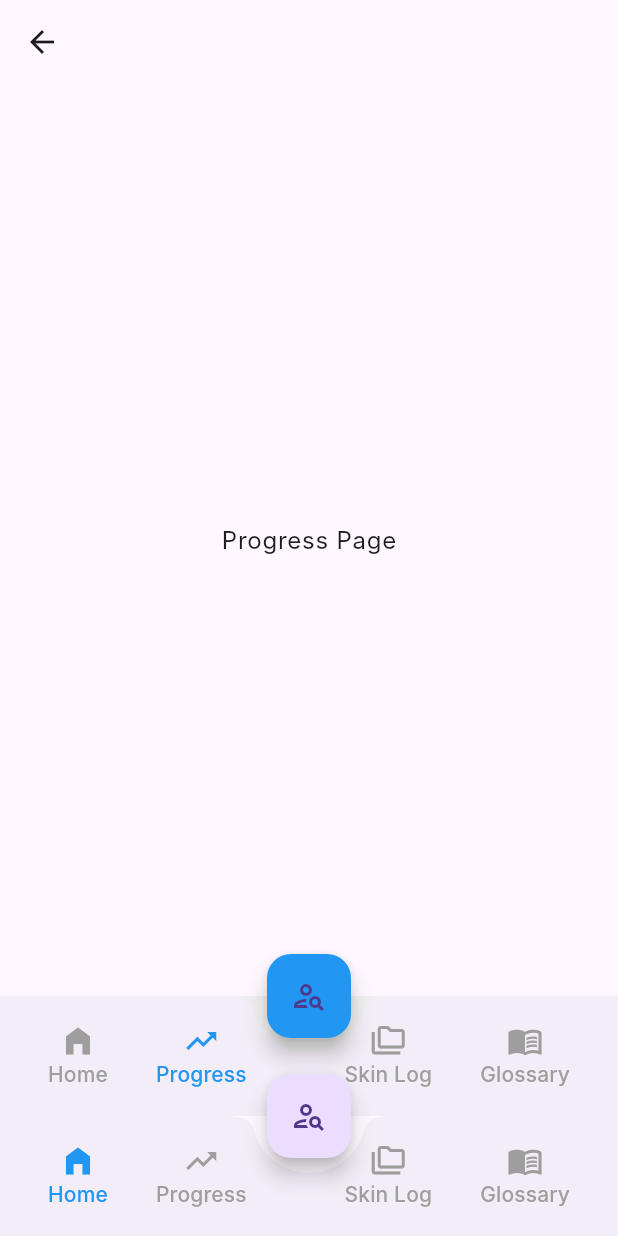
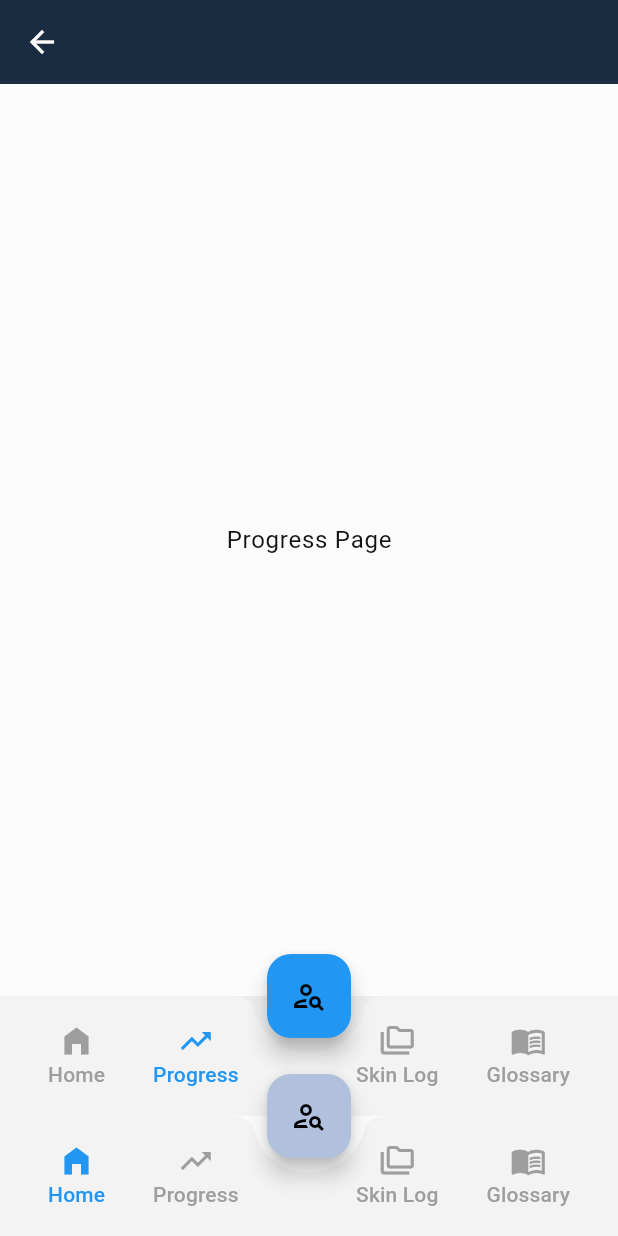
Before and after one commit to Benny-Gich/forever_beautiful, a Flutter app: the BottomNavBar screen opened directly, after a tap on "Progress", on a phone screen of 412 x 824 dp. Run offline on Flutter 3.47's test engine with Material 3 defaults, Android fonts, the light colour scheme and no system bars; Roboto replaces fonts that are missing (Inter).

Commit message:
Third Repo

```diff
--- a/lib/main.dart
+++ b/lib/main.dart
@@ -1,5 +1,6 @@
 import 'package:flutter/material.dart';
 import 'package:forever_beautiful/presentation/pages/homepage.dart';
+import 'package:forever_beautiful/presentation/theme/theme.dart';
 
 void main() {
   runApp(const MyApp());
@@ -13,7 +14,8 @@ class MyApp extends StatelessWidget {
   Widget build(BuildContext context) {
     return MaterialApp(
       title: 'Forever Beautiful',
-      theme: ThemeData(primarySwatch: Colors.blue, fontFamily: 'Inter'),
+      theme: AppTheme().theme,
+      darkTheme: DarkAppTheme().theme,
       home: Homepage(),
       debugShowCheckedModeBanner: false,
     );
--- a/lib/presentation/pages/homepage.dart
+++ b/lib/presentation/pages/homepage.dart
@@ -1,10 +1,9 @@
 import 'package:flutter/material.dart';
-import 'package:forever_beautiful/common/product.dart';
 import 'package:forever_beautiful/presentation/pages/dummy_pages/glossary.dart';
 import 'package:forever_beautiful/presentation/pages/dummy_pages/progress.dart';
 import 'package:forever_beautiful/presentation/pages/dummy_pages/scanner.dart';
 import 'package:forever_beautiful/presentation/pages/dummy_pages/skin_log.dart';
-import 'package:forever_beautiful/presentation/widgets/mycard.dart';
+import 'package:forever_beautiful/presentation/widget/top_safe_area.dart';
 
 class Homepage extends StatefulWidget {
   const Homepage({super.key});
@@ -25,138 +24,14 @@ class _HomepageState extends State<Homepage> {
   }
 
   Widget _buildHomeContent() {
-    return SafeArea(
-      child: SingleChildScrollView(
-        padding: const EdgeInsets.all(10.0),
-        child: Column(
-          crossAxisAlignment: CrossAxisAlignment.start,
-          children: [
-            ListTile(
-              leading: CircleAvatar(
-                radius: 30,
-                child: ClipRRect(
-                  borderRadius: BorderRadius.circular(30),
-                  child: Image.asset('assets/pexels-jenyzest-1799464.jpg'),
-                ),
-              ),
-              title: const Text(
-                'Good morning, Gich 👋',
-                style: TextStyle(fontSize: 20, fontWeight: FontWeight.w600),
-              ),
-              subtitle: const Text(
-                'Discover your personalized solutions!',
-                style: TextStyle(fontSize: 13, color: Colors.grey),
-              ),
-            ),
-            const SizedBox(height: 10),
-            Row(
-              mainAxisAlignment: MainAxisAlignment.spaceBetween,
-              children: [
-                Container(
-                  decoration: BoxDecoration(
-                    color: Colors.white,
-                    borderRadius: BorderRadius.circular(12),
-                  ),
-                  width: 230,
-                  height: 50,
-                  child: const TextField(
-                    decoration: InputDecoration(
-                      prefixIcon: Icon(Icons.search),
-                      label: Text(
-                        'Search...',
-                        style: TextStyle(color: Colors.grey),
-                      ),
-                      border: InputBorder.none,
-                    ),
-                  ),
-                ),
-                Row(
-                  children: [
-                    Container(
-                      height: 50,
-                      width: 50,
-                      decoration: BoxDecoration(
-                        borderRadius: BorderRadius.circular(12),
-                        color: Colors.white,
-                      ),
-                      child: const Padding(
-                        padding: EdgeInsets.all(5.0),
-                        child: Icon(
-                          Icons.notifications_active_outlined,
-                          size: 20,
-                        ),
-                      ),
-                    ),
-                    const SizedBox(width: 15),
-                    Container(
-                      height: 50,
-                      width: 50,
-                      decoration: BoxDecoration(
-                        borderRadius: BorderRadius.circular(12),
-                        color: Colors.white,
-                      ),
-                      child: const Padding(
-                        padding: EdgeInsets.all(5.0),
-                        child: Icon(Icons.settings_outlined, size: 20),
-                      ),
-                    ),
-                  ],
-                ),
-              ],
-            ),
-            const SizedBox(height: 20),
-            GridView.count(
-              shrinkWrap: true,
-              crossAxisCount: 2,
-              childAspectRatio: 0.6,
-              crossAxisSpacing: 20,
-              mainAxisSpacing: 20,
-              physics: const NeverScrollableScrollPhysics(),
-              children: [
-                MyCard(
-                  product: Product(
-                    imagePath: 'assets/pexels-alipazani-2681751.jpg',
-                    title: 'Makeup',
-                    description: 'Your Personal Makeup Guidance',
-                  ),
-                ),
-                MyCard(
-                  product: Product(
-                    imagePath: 'assets/pexels-aog-pixels-263452684-12698450.jpg',
-                    title: 'Home Remedies',
-                    description: 'Your Personal Skincare Guidance',
-                  ),
-                ),
-                MyCard(
-                  product: Product(
-                    imagePath: 'assets/pexels-arshamhaghani-3387577.jpg',
-                    title: 'Products',
-                    description: 'Your Personal Skincare Guidance',
-                  ),
-                ),
-                MyCard(
-                  product: Product(
-                    imagePath: 'assets/pexels-photo-2787341.webp',
-                    title: 'Anti-Aging',
-                    description: 'Your Personal Skincare Guidance',
-                  ),
-                ),
-              ],
-            ),
-          ],
-        ),
-      ),
-    );
+    return TopSafeArea();
   }
 
   @override
   Widget build(BuildContext context) {
     return Scaffold(
       backgroundColor: Colors.grey[200],
-      body: PageStorage(
-        bucket: bucket,
-        child: currentScreen,
-      ),
+      body: PageStorage(bucket: bucket, child: currentScreen),
       floatingActionButton: FloatingActionButton(
         backgroundColor: Colors.blue,
         onPressed: () {
--- a/lib/presentation/theme/theme.dart
+++ b/lib/presentation/theme/theme.dart
@@ -139,3 +139,8 @@ class DarkAppTheme extends AppTheme {
     surfaceTint: Color(0xFF60748A),
   );
 }
+
+extension ThemeX on BuildContext {
+  ColorScheme get colorScheme=> Theme.of(this).colorScheme ;
+  TextTheme get textTheme => Theme.of(this).textTheme;
+}
--- /dev/null
+++ b/lib/presentation/widget/top_safe_area.dart
@@ -0,0 +1,135 @@
+import 'package:flutter/material.dart';
+import 'package:forever_beautiful/presentation/theme/theme.dart';
+
+import '../../common/product.dart';
+import '../widgets/mycard.dart';
+
+class TopSafeArea extends StatelessWidget {
+  const TopSafeArea({super.key});
+
+  @override
+  Widget build(BuildContext context) {
+    return  SafeArea(
+      child: SingleChildScrollView(
+        padding: const EdgeInsets.all(10.0),
+        child: Column(
+          crossAxisAlignment: CrossAxisAlignment.start,
+          children: [
+            ListTile(
+              leading: CircleAvatar(
+                radius: 30,
+                backgroundImage: AssetImage(
+                  'assets/pexels-jenyzest-1799464.jpg',
+                ),
+              ),
+              title: Text(
+                'Good morning, Gich 👋',
+                style: context.textTheme.titleLarge,
+              ),
+              subtitle: Text(
+                'Discover your personalized solutions!',
+                style: context.textTheme.bodyMedium,
+              ),
+            ),
+            const SizedBox(height: 10),
+            Row(
+              mainAxisAlignment: MainAxisAlignment.spaceBetween,
+              children: [
+                Container(
+                  decoration: BoxDecoration(
+                    color: Colors.white,
+                    borderRadius: BorderRadius.circular(12),
+                  ),
+                  width: 230,
+                  height: 50,
+                  child: const TextField(
+                    decoration: InputDecoration(
+                      prefixIcon: Icon(Icons.search),
+                      label: Text(
+                        'Search...',
+                        style: TextStyle(color: Colors.grey),
+                      ),
+                      border: InputBorder.none,
+                    ),
+                  ),
+                ),
+                Row(
+                  children: [
+                    Container(
+                      height: 50,
+                      width: 50,
+                      decoration: BoxDecoration(
+                        borderRadius: BorderRadius.circular(12),
+                        color: Colors.white,
+                      ),
+                      child: const Padding(
+                        padding: EdgeInsets.all(5.0),
+                        child: Icon(
+                          Icons.notifications_active_outlined,
+                          size: 20,
+                        ),
+                      ),
+                    ),
+                    const SizedBox(width: 15),
+                    Container(
+                      height: 50,
+                      width: 50,
+                      decoration: BoxDecoration(
+                        borderRadius: BorderRadius.circular(12),
+                        color: Colors.white,
+                      ),
+                      child: const Padding(
+                        padding: EdgeInsets.all(5.0),
+                        child: Icon(Icons.settings_outlined, size: 20),
+                      ),
+                    ),
+                  ],
+                ),
+              ],
+            ),
+            const SizedBox(height: 20),
+            GridView.count(
+              shrinkWrap: true,
+              crossAxisCount: 2,
+              childAspectRatio: 163.5 / 249,
+              crossAxisSpacing: 20,
+              mainAxisSpacing: 20,
+              physics: const NeverScrollableScrollPhysics(),
+              children: [
+                MyCard(
+                  product: Product(
+                    imagePath: 'assets/pexels-alipazani-2681751.jpg',
+                    title: 'Makeup',
+                    description: 'Your Personal Makeup Guidance',
+                  ),
+                ),
+                MyCard(
+                  product: Product(
+                    imagePath:
+                    'assets/pexels-aog-pixels-263452684-12698450.jpg',
+                    title: 'Home Remedies',
+                    description: 'Your Personal Skincare Guidance',
+                  ),
+                ),
+                MyCard(
+                  product: Product(
+                    imagePath: 'assets/pexels-arshamhaghani-3387577.jpg',
+                    title: 'Products',
+                    description: 'Your Personal Skincare Guidance',
+                  ),
+                ),
+                MyCard(
+                  product: Product(
+                    imagePath: 'assets/pexels-photo-2787341.webp',
+                    title: 'Anti-Aging',
+                    description: 'Your Personal Skincare Guidance',
+                  ),
+                ),
+              ],
+            ),
+          ],
+        ),
+      ),
+    );
+  }
+}
--- a/lib/presentation/widgets/mycard.dart
+++ b/lib/presentation/widgets/mycard.dart
@@ -10,40 +10,56 @@ class MyCard extends StatelessWidget {
   @override
   Widget build(BuildContext context) {
     return Container(
-      height: 250,
-      width: 150,
+      //height: 250,
+      //width: 150,
       decoration: BoxDecoration(
         color: Colors.white,
         borderRadius: BorderRadius.only(
-          topLeft: Radius.circular(12),
-          topRight: Radius.circular(12),
-          bottomRight: Radius.circular(12),
+          topLeft: Radius.circular(16),
+          topRight: Radius.circular(16),
+          bottomRight: Radius.circular(16),
         ),
       ),
       child: Column(
-        crossAxisAlignment: CrossAxisAlignment.start,
+        crossAxisAlignment: CrossAxisAlignment.stretch,
+        children: [
+          Expanded(
+            child: Stack(
+              fit: StackFit.expand,
               children: [
                 ClipRRect(
-            borderRadius: BorderRadius.circular(12),
-            child: Image.asset(product.imagePath),
+                  borderRadius: BorderRadius.circular(16),
+                  child: Image.asset(product.imagePath, fit: BoxFit.cover),
                 ),
-          SizedBox(height: 10),
+                Align(
+                  alignment: Alignment.topRight,
+                  child: IconButton.filledTonal(
+                    onPressed: () {},
+                    icon: Icon(Icons.help_outline),
+                  ),
+                ),
+              ],
+            ),
+          ),
           Padding(
-            padding: const EdgeInsets.only(right: 5.0, left: 5),
-            child: Text(
+            padding: const EdgeInsets.all(8.0),
+            child: Column(
+              crossAxisAlignment: CrossAxisAlignment.stretch,
+              spacing: 8,
+              children: [
+                Text(
                   product.title,
                   maxLines: 1,
                   overflow: TextOverflow.clip,
                   style: TextStyle(fontSize: 15, fontWeight: FontWeight.w600),
                 ),
-          ),
-          Padding(
-            padding: const EdgeInsets.only(left: 5, right: 5),
-            child: Text(
+                Text(
                   product.description,
                   maxLines: 2,
                   overflow: TextOverflow.ellipsis,
                   style: Theme.of(context).textTheme.bodySmall,
+                ),
+              ],
             ),
           ),
         ],
```
Lines whose indentation alone changed are shown as unchanged.
